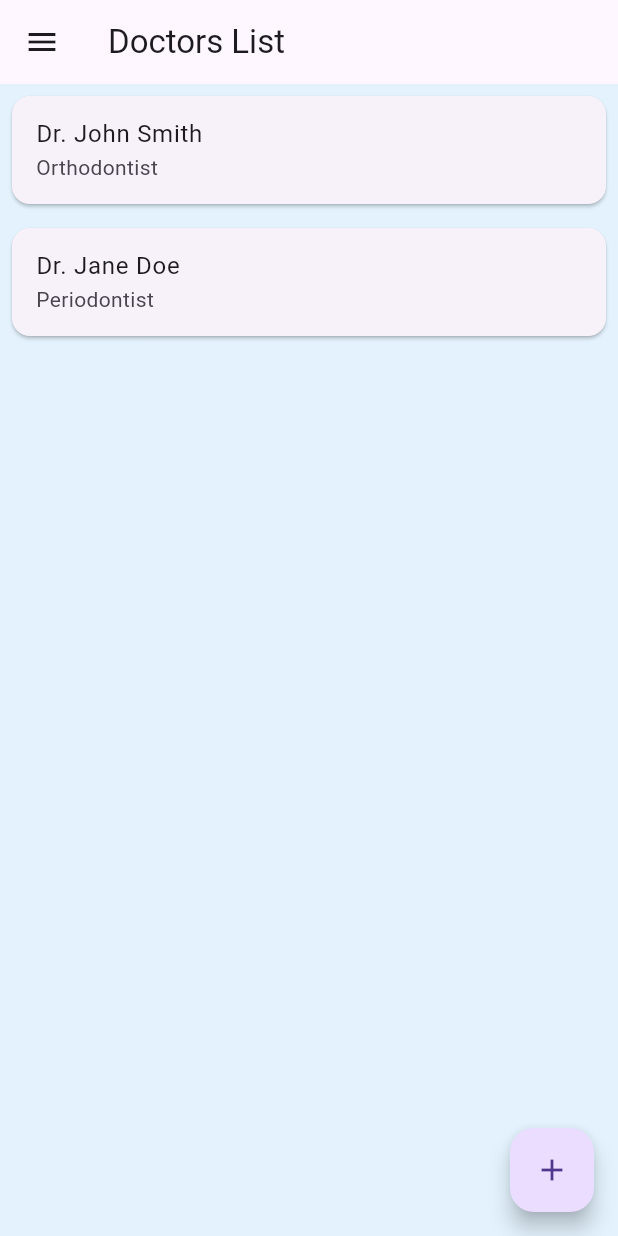
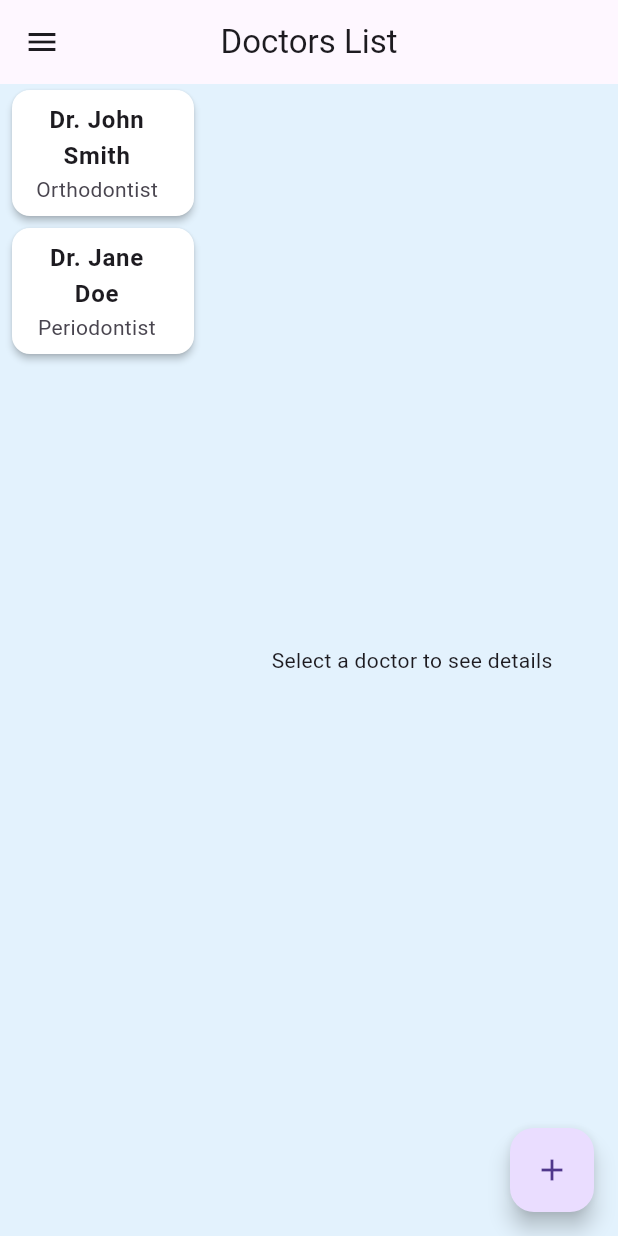
Before and after one commit to anwar9162/Dental_Clinic_Management_System, a Flutter app: the DoctorListScreen screen opened by its route, on a phone screen of 412 x 824 dp. Run offline on Flutter 3.47's test engine with Material 3 defaults, Android fonts, the phone set to English and light mode, and no system bars; our stand-ins replace data_table_2, dropdown_search, flutter_svg, table_calendar.

Commit message:
UI change

```diff
--- a/lib/main.dart
+++ b/lib/main.dart
@@ -40,7 +40,7 @@ class MyApp extends StatelessWidget {
           '/appointments': (context) => AppointmentListScreen(),
           '/appointment-calendar': (context) => AppointmentCalendarScreen(),
           '/doctors': (context) => DoctorListScreen(),
-          '/billing': (context) => BillingListScreen(),
+          // '/billing': (context) => BillingListScreen(),
           '/add-appointment': (context) => AddAppointmentScreen(),
         },
         onGenerateRoute: (settings) {
--- a/lib/screens/doctor/doctor_detail_screen.dart
+++ b/lib/screens/doctor/doctor_detail_screen.dart
@@ -1,5 +1,4 @@
 import 'package:flutter/material.dart';
-import '../../widgets/navigation_drawer.dart';
 
 class DoctorDetailScreen extends StatelessWidget {
   final String name;
@@ -10,10 +9,7 @@ class DoctorDetailScreen extends StatelessWidget {
   @override
   Widget build(BuildContext context) {
     return Scaffold(
-      appBar: AppBar(
-        title: Text('Doctor Details'),
-      ),
-      drawer: CustomNavigationDrawer(),
+      backgroundColor: Colors.white, // Set the background color to white
       body: Padding(
         padding: const EdgeInsets.all(16.0),
         child: Column(
--- a/lib/screens/doctor/doctor_list_screen.dart
+++ b/lib/screens/doctor/doctor_list_screen.dart
@@ -1,54 +1,92 @@
 import 'package:flutter/material.dart';
 import 'add_doctor_screen.dart';
 import 'doctor_detail_screen.dart';
-import '../../models/doctor_model.dart';
 import '../../widgets/navigation_drawer.dart';
 
-class DoctorListScreen extends StatelessWidget {
-  final List<Map<String, String>> doctors = [
+class DoctorListScreen extends StatefulWidget {
+  @override
+  _DoctorListScreenState createState() => _DoctorListScreenState();
+}
+
+class _DoctorListScreenState extends State<DoctorListScreen> {
+  final List<Map<String, String>> _doctors = [
     {'name': 'Dr. John Smith', 'specialty': 'Orthodontist'},
     {'name': 'Dr. Jane Doe', 'specialty': 'Periodontist'},
   ];
+
+  Map<String, String>? _selectedDoctor;
+  bool _isAddingDoctor = false;
+
+  void _selectDoctor(Map<String, String> doctor) {
+    setState(() {
+      _selectedDoctor = doctor;
+      _isAddingDoctor = false;
+    });
+  }
+
+  void _showAddDoctorScreen() {
+    setState(() {
+      _isAddingDoctor = true;
+      _selectedDoctor = null;
+    });
+  }
 
   @override
   Widget build(BuildContext context) {
     return Scaffold(
       appBar: AppBar(
-        title: Text('Doctors List'),
+        title: const Text('Doctors List'),
+        centerTitle: true,
       ),
       drawer: CustomNavigationDrawer(),
-      body: ListView.builder(
-        itemCount: doctors.length,
-        itemBuilder: (context, index) {
-          final doctor = doctors[index];
-          return Card(
-            margin: EdgeInsets.all(8.0),
-            child: ListTile(
-              title: Text(doctor['name']!),
-              subtitle: Text(doctor['specialty']!),
-              onTap: () {
-                Navigator.push(
-                  context,
-                  MaterialPageRoute(
-                    builder: (context) => DoctorDetailScreen(
-                      name: doctor['name']!,
-                      specialty: doctor['specialty']!,
+      body: Row(
+        children: [
+          // Narrowed doctor list
+          Expanded(
+            flex: 1,
+            child: ListView.builder(
+              itemCount: _doctors.length,
+              itemBuilder: (context, index) {
+                final doctor = _doctors[index];
+                final isSelected = _selectedDoctor == doctor;
+                return Card(
+                  margin: const EdgeInsets.symmetric(
+                      vertical: 4.0, horizontal: 8.0),
+                  elevation: isSelected ? 6 : 2,
+                  color: isSelected ? Colors.blue.shade50 : Colors.white,
+                  child: ListTile(
+                    title: Text(
+                      doctor['name']!,
+                      style: const TextStyle(fontWeight: FontWeight.bold),
+                      textAlign: TextAlign.center,
                     ),
+                    subtitle:
+                        Text(doctor['specialty']!, textAlign: TextAlign.center),
+                    onTap: () => _selectDoctor(doctor),
                   ),
                 );
               },
             ),
-          );
-        },
+          ),
+          // Expanded details area
+          Expanded(
+            flex: 2,
+            child: _isAddingDoctor
+                ? AddDoctorScreen()
+                : _selectedDoctor == null
+                    ? const Center(
+                        child: Text('Select a doctor to see details'))
+                    : DoctorDetailScreen(
+                        name: _selectedDoctor!['name']!,
+                        specialty: _selectedDoctor!['specialty']!,
+                      ),
+          ),
+        ],
       ),
       floatingActionButton: FloatingActionButton(
-        onPressed: () {
-          Navigator.push(
-            context,
-            MaterialPageRoute(builder: (context) => AddDoctorScreen()),
-          );
-        },
-        child: Icon(Icons.add),
+        onPressed: _showAddDoctorScreen,
+        tooltip: 'Add Doctor',
+        child: const Icon(Icons.add),
       ),
     );
   }
--- a/lib/widgets/navigation_drawer.dart
+++ b/lib/widgets/navigation_drawer.dart
@@ -55,13 +55,14 @@ class CustomNavigationDrawer extends StatelessWidget {
               Navigator.pushReplacementNamed(context, '/doctors');
             },
           ),
+          /*
           ListTile(
             leading: Icon(Icons.payment),
             title: Text('Manage Billing'),
             onTap: () {
               Navigator.pushReplacementNamed(context, '/billing');
             },
-          ),
+          ),*/
           ListTile(
             leading: Icon(Icons.person_outline),
             title: Text('Patient Record'),
```
Also changed, not shown: lib/screens/appointment/appointment_calendar_screen.dart (+9 -0 lines), lib/screens/appointment/appointment_list_screen.dart (+58 -53 lines), lib/screens/doctor/add_doctor_screen.dart (+4 -4 lines), lib/screens/patient/Add_Arrived_Patient_Screen.dart (added, +135 -0 lines), lib/screens/patient/patient_list_screen.dart (+88 -36 lines).
